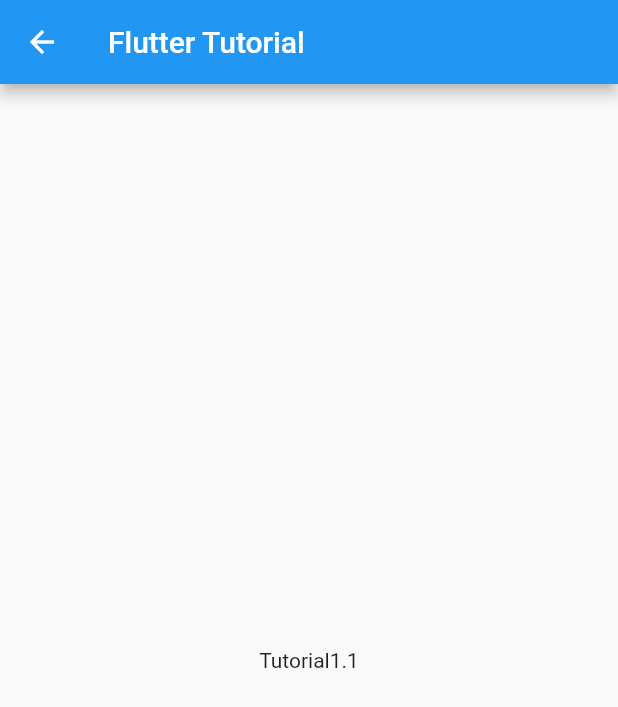
After one commit to kitashiom/flutter_tutorial, a Flutter app: the screen it shows after launch, after a tap on "Tutorial1.1", on a phone screen of 412 x 824 dp. The commit adds this screen. Shown: the top 707 px of the screen. Run offline on Flutter 3.47's test engine with Material 2 defaults, Android fonts, the phone set to English and light mode, and no system bars.

Commit message:
AnimationScreenへの画面遷移を実装しました。

```diff
--- /dev/null
+++ b/lib/animation/animation_screen.dart
@@ -0,0 +1,18 @@
+import 'package:flutter/material.dart';
+
+class AnimationScreen extends StatelessWidget {
+  const AnimationScreen({Key? key,}) : super(key: key);
+
+  @override
+  Widget build(BuildContext context) {
+
+    return Scaffold(
+      appBar: AppBar(
+        title: const Text('Flutter Tutorial'),
+      ),
+      body: Center(
+        child: Text('Tutorial1.1'),
+      ),
+    );
+  }
+}
--- a/lib/main.dart
+++ b/lib/main.dart
@@ -1,3 +1,4 @@
+import 'package:axiaworks_flutter_tutorial/animation/animation_screen.dart';
 import 'package:axiaworks_flutter_tutorial/building/building_layout_screen.dart';
 import 'package:flutter/material.dart';
 
@@ -31,7 +32,9 @@ class MyHomePage extends StatelessWidget {
         title: const Text('Flutter Tutorial'),
       ),
       body: Center(
-        child: ElevatedButton(
+        child: Column(
+          children: [
+            ElevatedButton(
               onPressed: (){
                 Navigator.push(
                   context,
@@ -42,6 +45,19 @@ class MyHomePage extends StatelessWidget {
               },
               child: const Text('Tutorial1'),
             ),
+            ElevatedButton(
+              onPressed: (){
+                Navigator.push(
+                  context,
+                  MaterialPageRoute<void>(
+                    builder: (context) => const AnimationScreen(),
+                  ),
+                );
+              },
+              child: const Text('Tutorial1.1'),
+            ),
+          ],
+        ),
       ),
     );
   }
```
Lines whose indentation alone changed are shown as unchanged.
